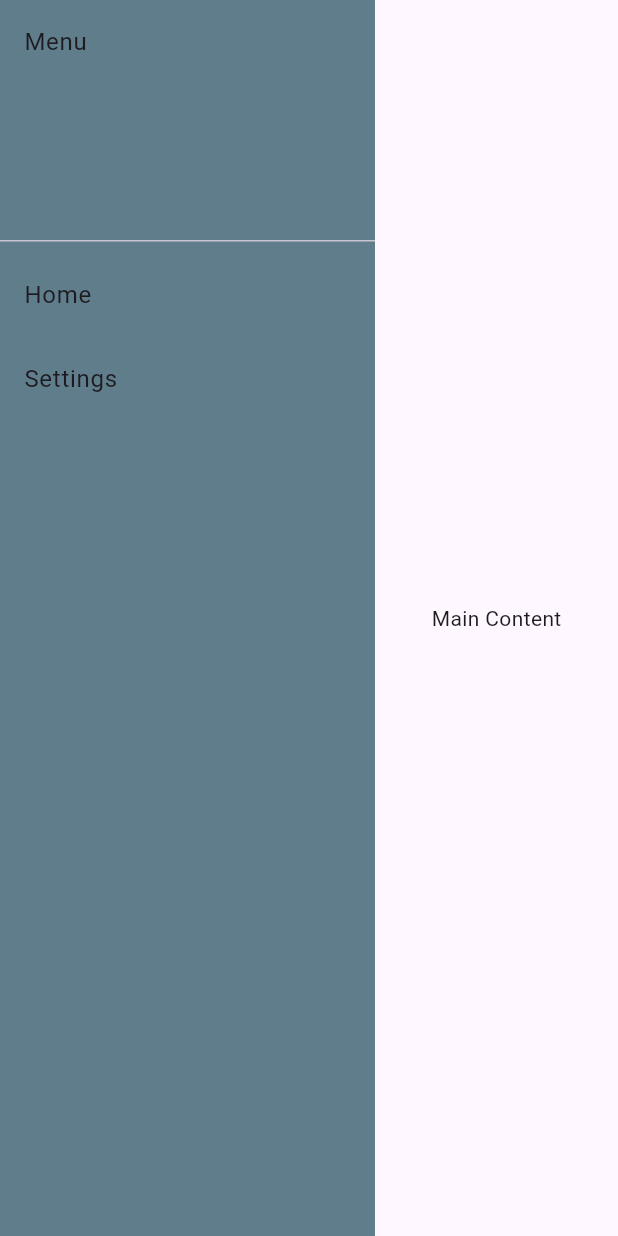
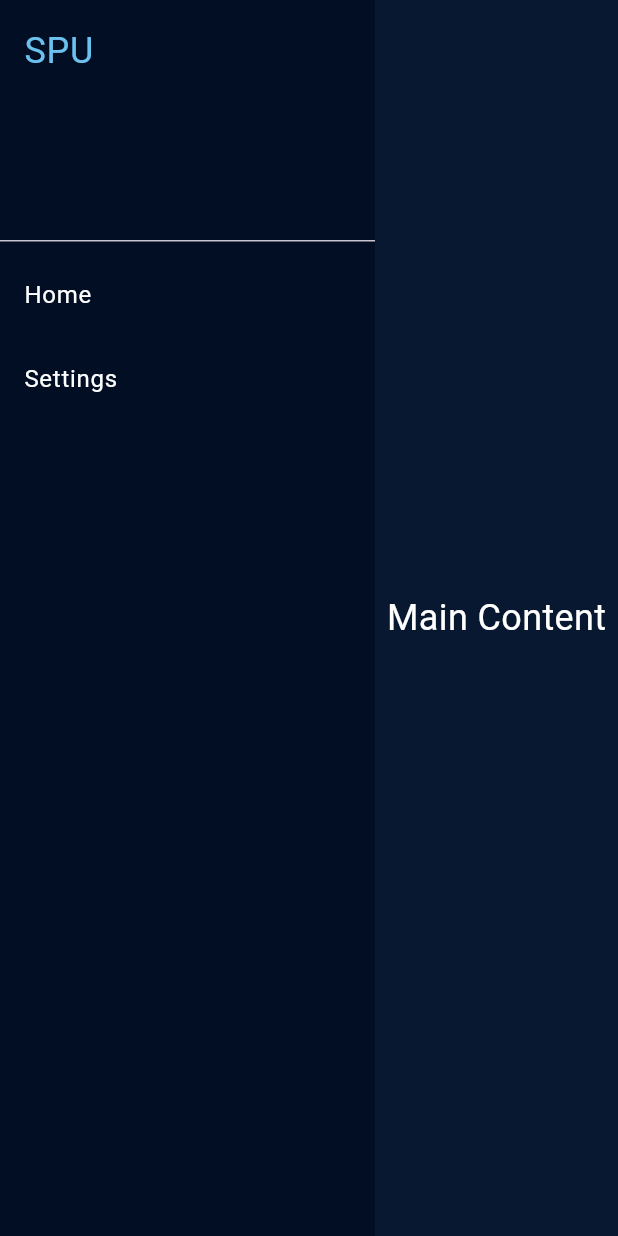
Before and after one commit to MustafaSedhom/Smart-Predictive-Unit-SPU-, a Flutter app: the screen it shows after launch, on a phone screen of 412 x 824 dp. Run offline on Flutter 3.47's test engine with Material 3 defaults, Android fonts, the phone set to English and light mode, and no system bars.

Commit message:
add folder in lib in app to controll app colors and make file in widgets to draw_logo_of_spu in widgets folder

```diff
--- a/code_of_project/SPU_Flutter_app_code/spu_linux_app/lib/Screens/Home_Screen/widgets/Drawer_Widget.dart
+++ b/code_of_project/SPU_Flutter_app_code/spu_linux_app/lib/Screens/Home_Screen/widgets/Drawer_Widget.dart
@@ -1,4 +1,6 @@
 import 'package:flutter/material.dart';
+import 'package:spu_linux_app/Screens/Home_Screen/widgets/SPU_logo_in_Drawer.dart';
+import 'package:spu_linux_app/colors/App_colors.dart';
 
 class DrawerWidget extends StatelessWidget {
   const DrawerWidget({super.key});
@@ -7,12 +9,24 @@ class DrawerWidget extends StatelessWidget {
   Widget build(BuildContext context) {
     return Container(
       width: 250,
-      color: Colors.blueGrey,
+      color: AppColors.Drawer_color,
       child: ListView(
         children: [
-          DrawerHeader(child: Text("Menu")),
-          ListTile(title: Text("Home"), onTap: () {}),
-          ListTile(title: Text("Settings"), onTap: () {}),
+          DrawerHeader(child: SpuLogoInDrawer()),
+          ListTile(
+            title: Text(
+              "Home",
+              style: TextStyle(color: AppColors.Drawer_text_color),
+            ),
+            onTap: () {},
+          ),
+          ListTile(
+            title: Text(
+              "Settings",
+              style: TextStyle(color: AppColors.Drawer_text_color),
+            ),
+            onTap: () {},
+          ),
         ],
       ),
     );
--- a/code_of_project/SPU_Flutter_app_code/spu_linux_app/lib/Screens/Home_Screen/widgets/Home_screen_containers.dart
+++ b/code_of_project/SPU_Flutter_app_code/spu_linux_app/lib/Screens/Home_Screen/widgets/Home_screen_containers.dart
@@ -1,10 +1,21 @@
 import 'package:flutter/material.dart';
+import 'package:spu_linux_app/colors/App_colors.dart';
 
 class HomeScreenContainers extends StatelessWidget {
   const HomeScreenContainers({super.key});
 
   @override
   Widget build(BuildContext context) {
-    return Expanded(child: Center(child: Text("Main Content")));
+    return Expanded(
+      child: Container(
+        color: AppColors.Home_screen_background,
+        child: Center(
+          child: Text(
+            "Main Content",
+            style: TextStyle(fontSize: 24, color: Colors.white),
+          ),
+        ),
+      ),
+    );
   }
 }
--- /dev/null
+++ b/code_of_project/SPU_Flutter_app_code/spu_linux_app/lib/Screens/Home_Screen/widgets/SPU_logo_in_Drawer.dart
@@ -0,0 +1,14 @@
+import 'package:flutter/material.dart';
+import 'package:spu_linux_app/colors/App_colors.dart';
+
+class SpuLogoInDrawer extends StatelessWidget {
+  const SpuLogoInDrawer({super.key});
+
+  @override
+  Widget build(BuildContext context) {
+    return Text(
+      "SPU",
+      style: TextStyle(color: AppColors.Drawer_logo_text_color, fontSize: 24),
+    );
+  }
+}
--- a/code_of_project/SPU_Flutter_app_code/spu_linux_app/lib/colors/App_colors.dart
+++ b/code_of_project/SPU_Flutter_app_code/spu_linux_app/lib/colors/App_colors.dart
@@ -0,0 +1,12 @@
+import 'package:flutter/material.dart';
+
+class AppColors {
+  // ignore: constant_identifier_names
+  static const Color Home_screen_background = Color(0xff081831);
+  // ignore: constant_identifier_names
+  static const Color Drawer_color = Color(0xff020e24);
+  // ignore: constant_identifier_names
+  static const Color Drawer_text_color = Color(0xffffffff);
+  // ignore: constant_identifier_names
+  static const Color Drawer_logo_text_color = Color(0xff6bc2ef);
+}
```
